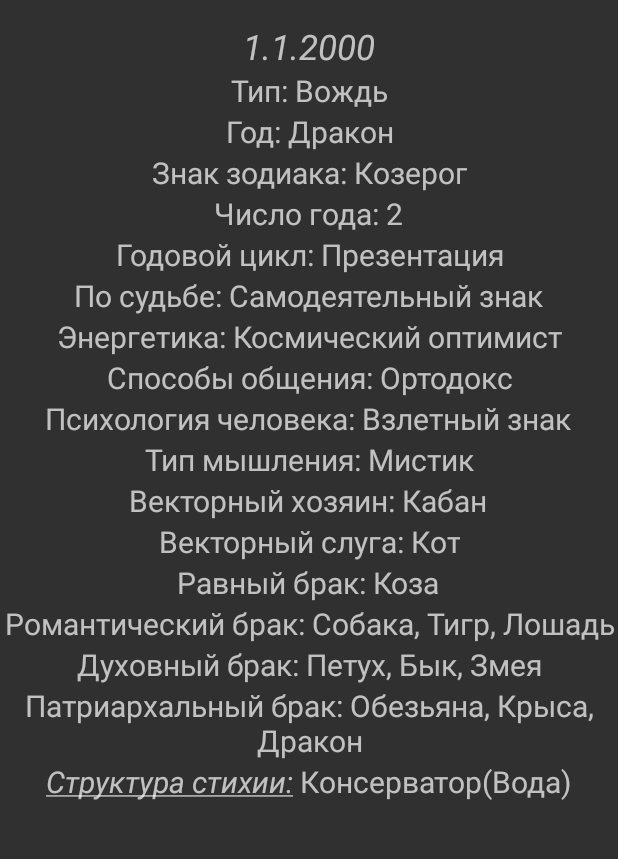
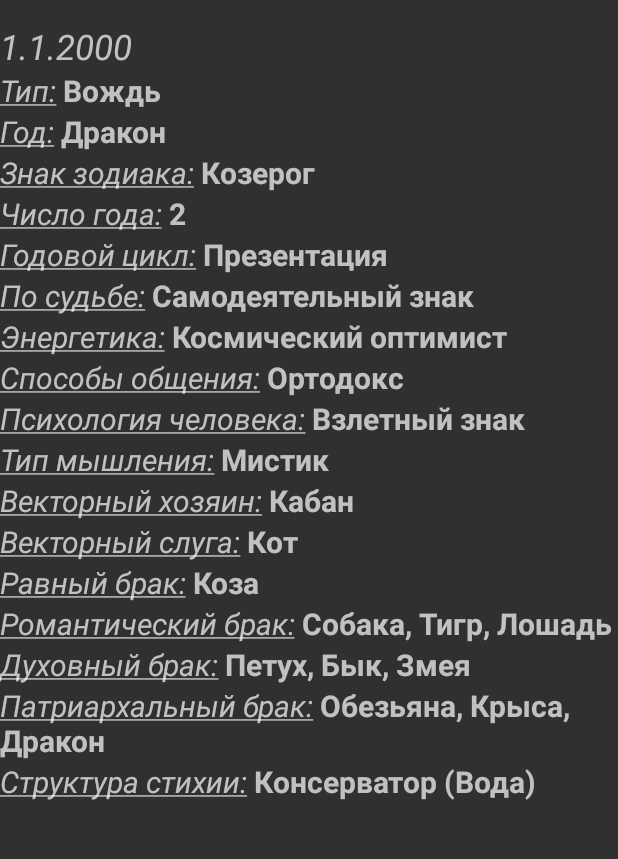
Before and after one commit to AntonBoiko88888/MysteryForAndroid, an Android app: the screen it shows after launch (MainActivity), after a tap on "УЗНАТЬ", on a phone screen of 412 x 824 dp, the part 84-943 px from its top. Run offline under Robolectric (Android 15) with nearby library versions, the light colour scheme and no system bars; libraries missing offline, so code that uses them is left out: com.bruce.pickerview; 1 statement that could not run was skipped.

Commit message:
+text format for textViews (<b>,<i>,<u>)

```diff
--- a/app/src/main/java/keen/eye/ink1804/destination/Fragments/StructureHor_fragment.java
+++ b/app/src/main/java/keen/eye/ink1804/destination/Fragments/StructureHor_fragment.java
@@ -4,6 +4,7 @@ import android.graphics.Typeface;
 import android.os.Bundle;
 import android.support.v4.app.Fragment;
 import android.text.Html;
+import android.text.Spanned;
 import android.view.LayoutInflater;
 import android.view.View;
 import android.view.ViewGroup;
@@ -91,37 +92,33 @@ public class StructureHor_fragment extends Fragment implements View.OnClickListe
         D_patriarchalMarriage = struct_data.getPatriarchalMarriageName(i);
         D_structElement = struct_data.getElementName(day, month);
         tv_date.setText(day+"."+month+"."+year);
-        tv_struct.setText("Тип: "+ D_virtualStruct);
-        tv_year.setText("Год: " + D_yearName);
-        tv_zodiak.setText("Знак зодиака: " + D_zodiakName);
-        tv_number_year.setText("Число года: " + D_numberYears);
-        tv_year_period.setText("Годовой цикл: " + D_yearPeriod);
-        tv_symbol_fate.setText("По судьбе: "+ D_symbolFate);
-        tv_energetics.setText("Энергетика: " + D_energetics);
-        tv_communicate.setText("Способы общения: " + D_communicate);
-        tv_psychology.setText("Психология человека: " + D_psychology);
-        tv_type_thinking.setText("Тип мышления: " + D_typeThinking);
-        tv_vector_host.setText("Векторный хозяин: " + D_vectorHost);
-        tv_vector_servant.setText("Векторный слуга: " + D_vectorServant);
-        tv_equal_marriage.setText("Равный брак: " + D_equalMarriage);
-        tv_romantic_marriage.setText("Романтический брак: " + D_romanticMarriage);
-        tv_spiritual_marriage.setText("Духовный брак: " + D_spiritualMarriage);
-        tv_patriarchal_marriage.setText("Патриархальный брак: " + D_patriarchalMarriage);
-        tv_struct_element.setText(Html.fromHtml(setTextSettings("Структура стихии:",false,true,true)+ D_structElement));
+        tv_struct.setText(              setTextSettings("Тип:", D_virtualStruct));
+        tv_year.setText(                setTextSettings("Год:", D_yearName));
+        tv_zodiak.setText(              setTextSettings("Знак зодиака:", D_zodiakName));
+        tv_number_year.setText(         setTextSettings("Число года:", D_numberYears));
+        tv_year_period.setText(         setTextSettings("Годовой цикл:", D_yearPeriod));
+        tv_symbol_fate.setText(         setTextSettings("По судьбе:", D_symbolFate));
+        tv_energetics.setText(          setTextSettings("Энергетика:", D_energetics));
+        tv_communicate.setText(         setTextSettings("Способы общения:", D_communicate));
+        tv_psychology.setText(          setTextSettings("Психология человека:", D_psychology));
+        tv_type_thinking.setText(       setTextSettings("Тип мышления:", D_typeThinking));
+        tv_vector_host.setText(         setTextSettings("Векторный хозяин:", D_vectorHost));
+        tv_vector_servant.setText(      setTextSettings("Векторный слуга:", D_vectorServant));
+        tv_equal_marriage.setText(      setTextSettings("Равный брак:", D_equalMarriage));
+        tv_romantic_marriage.setText(   setTextSettings("Романтический брак:", D_romanticMarriage));
+        tv_spiritual_marriage.setText(  setTextSettings("Духовный брак:", D_spiritualMarriage));
+        tv_patriarchal_marriage.setText(setTextSettings("Патриархальный брак:", D_patriarchalMarriage));
+        tv_struct_element.setText(      setTextSettings("Структура стихии:",D_structElement));
     }
-    public String setTextSettings(String _text,boolean bold,boolean underline, boolean itatic){
+    public Spanned setTextSettings(String _text, String _value){
         String text = _text;
+        String value = _value;
 //        Typeface font = Typeface.createFromAsset(getAssets(),"fonts/minion_bold_cond_disp.otf");
 //        textView.setTypeface(font);//шрифт
 //        textView.setText(Html.fromHtml(text).toString());//парс из html в текст
-        if(bold)
-            text = String.format("<b>%s</b>",text);
-        if(itatic)
-            text = String.format("<i>%s</i>",text);
-        if(underline)
-            text = String.format("<u>%s</u>",text);
-        Toast.makeText(getActivity(), text, Toast.LENGTH_SHORT).show();
-        return text+" ";
+        text = String.format("<u><i>%s</i></u>",text);
+        value = String.format("<b>%s</b>",value);
+        return Html.fromHtml(text+" "+value);
     }
     @Override
     public void onClick(View view) {
--- a/app/src/main/java/keen/eye/ink1804/destination/Math/Constants.java
+++ b/app/src/main/java/keen/eye/ink1804/destination/Math/Constants.java
@@ -11,7 +11,7 @@ public class Constants {
     public static final String[] ENERGY_STRUCTURE_NAMES = {"Природный оптимист","Драмматизатор","Космический оптимист","Скептик"};
     public static final String[] MEANS_COMMUNICATE_NAMES = {"Открытый знак","Закрытый знак","Ортодокс"};
     public static final String[] PSYCHOLOGY_NAMES = {"Приземленный знак","Знак Возмужания","Взлетный знак", "Чувствительный знак"};
-    public static final String[] ELEMENT_NAMES = {"Революционер(Огонь)","Консерватор(Вода)","Небожитель(Воздух)", "Созидатель(Земля)"};
+    public static final String[] ELEMENT_NAMES = {"Революционер (Огонь)","Консерватор (Вода)","Небожитель (Воздух)", "Созидатель (Земля)"};
 
     public static final String[] YEAR_NAMES =         {"Обезьяна","Петух", "Собака","Кабан",  "Крыса",   "Бык",   "Тигр","Кот",   "Дракон","Змея",    "Лошадь","Коза"};
     public static final String[] YEAR_HOST_NAMES =    {"Змея",    "Кот",   "Петух", "Лошадь", "Обезьяна","Собака","Бык", "Дракон","Кабан", "Коза",    "Крыса", "Тигр"};
--- a/app/src/main/res/layout/structurehor_layout_fragment.xml
+++ b/app/src/main/res/layout/structurehor_layout_fragment.xml
@@ -3,8 +3,7 @@
 <LinearLayout xmlns:android="http://schemas.android.com/apk/res/android"
     android:orientation="vertical"
     android:layout_width="match_parent"
-    android:layout_height="match_parent"
-    android:gravity="center">
+    android:layout_height="match_parent">
     <ScrollView
         android:layout_width="match_parent"
         android:layout_height="match_parent">
@@ -12,44 +11,38 @@
             android:layout_width="match_parent"
             android:layout_height="match_parent"
             android:orientation="vertical"
-            android:paddingTop="15dp"
-            android:gravity="center">
+            android:paddingTop="15dp">
         <TextView
             android:id="@+id/tv_date"
             android:layout_width="wrap_content"
             android:layout_height="wrap_content"
             android:textStyle="italic"
+            android:gravity="center"
             android:textSize="23sp" />
         <TextView
             android:id="@+id/tv_struct_result"
             android:layout_width="wrap_content"
             android:layout_height="wrap_content"
-        android:gravity="center"
-
             android:textSize="20sp" />
         <TextView
             android:id="@+id/tv_year_result"
             android:layout_width="wrap_content"
             android:layout_height="wrap_content"
-        android:gravity="center"
             android:textSize="20sp"/>
         <TextView
             android:id="@+id/tv_zodiak_result"
             android:layout_width="wrap_content"
             android:layout_height="wrap_content"
-        android:gravity="center"
             android:textSize="20sp"/>
         <TextView
             android:id="@+id/tv_number_year"
             android:layout_width="wrap_content"
             android:layout_height="wrap_content"
-        android:gravity="center"
             android:textSize="20sp"/>
         <TextView
             android:id="@+id/tv_year_period"
             android:layout_width="wrap_content"
             android:layout_height="wrap_content"
-        android:gravity="center"
             android:textSize="20sp"/>
         <TextView
             android:id="@+id/tv_symbol_fate"
@@ -60,67 +53,56 @@
             android:id="@+id/tv_temperament"
             android:layout_width="wrap_content"
             android:layout_height="wrap_content"
-        android:gravity="center"
             android:textSize="20sp"/>
         <TextView
             android:id="@+id/tv_communicate"
             android:layout_width="wrap_content"
             android:layout_height="wrap_content"
-        android:gravity="center"
             android:textSize="20sp"/>
         <TextView
             android:id="@+id/tv_psychology"
             android:layout_width="wrap_content"
             android:layout_height="wrap_content"
-        android:gravity="center"
             android:textSize="20sp"/>
         <TextView
             android:id="@+id/tv_type_thinking"
             android:layout_width="wrap_content"
             android:layout_height="wrap_content"
-        android:gravity="center"
             android:textSize="20sp"/>
         <TextView
             android:id="@+id/tv_vector_host"
             android:layout_width="wrap_content"
             android:layout_height="wrap_content"
-        android:gravity="center"
             android:textSize="20sp"/>
         <TextView
             android:id="@+id/tv_vector_servant"
             android:layout_width="wrap_content"
             android:layout_height="wrap_content"
-        android:gravity="center"
             android:textSize="20sp"/>
         <TextView
             android:id="@+id/tv_equal_marriage"
             android:layout_width="wrap_content"
             android:layout_height="wrap_content"
-        android:gravity="center"
             android:textSize="20sp"/>
         <TextView
             android:id="@+id/tv_romantic_marriage"
             android:layout_width="wrap_content"
             android:layout_height="wrap_content"
-        android:gravity="center"
             android:textSize="20sp"/>
         <TextView
             android:id="@+id/tv_spiritual_marriage"
             android:layout_width="wrap_content"
             android:layout_height="wrap_content"
-        android:gravity="center"
             android:textSize="20sp"/>
         <TextView
             android:id="@+id/tv_patriarchal_marriage"
             android:layout_width="wrap_content"
             android:layout_height="wrap_content"
-        android:gravity="center"
             android:textSize="20sp"/>
         <TextView
             android:id="@+id/tv_struct_element"
             android:layout_width="wrap_content"
             android:layout_height="wrap_content"
-        android:gravity="center"
             android:textSize="20sp"/>
         </LinearLayout>
     </ScrollView>
```
Lines whose indentation alone changed are shown as unchanged.
